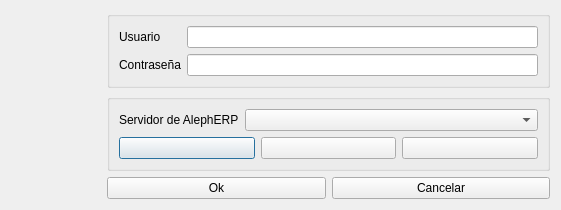
First picture: the form in src/lib/daobusiness/forms/logindlg.ui, repository dpinelo/AS7, before the edit.
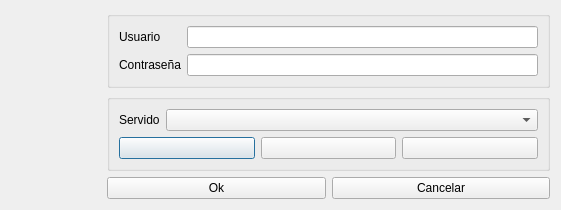
Second picture: the form after the edit. Icons and pictures are not drawn.

```diff
--- a/src/lib/daobusiness/forms/logindlg.ui
+++ b/src/lib/daobusiness/forms/logindlg.ui
@@ -102,7 +102,7 @@
              </sizepolicy>
             </property>
             <property name="text">
-             <string>Servidor de AlephERP</string>
+             <string>Servido</string>
             </property>
            </widget>
           </item>
```
Left out of the diff: 3 changed lines with no effect on the pictures.
